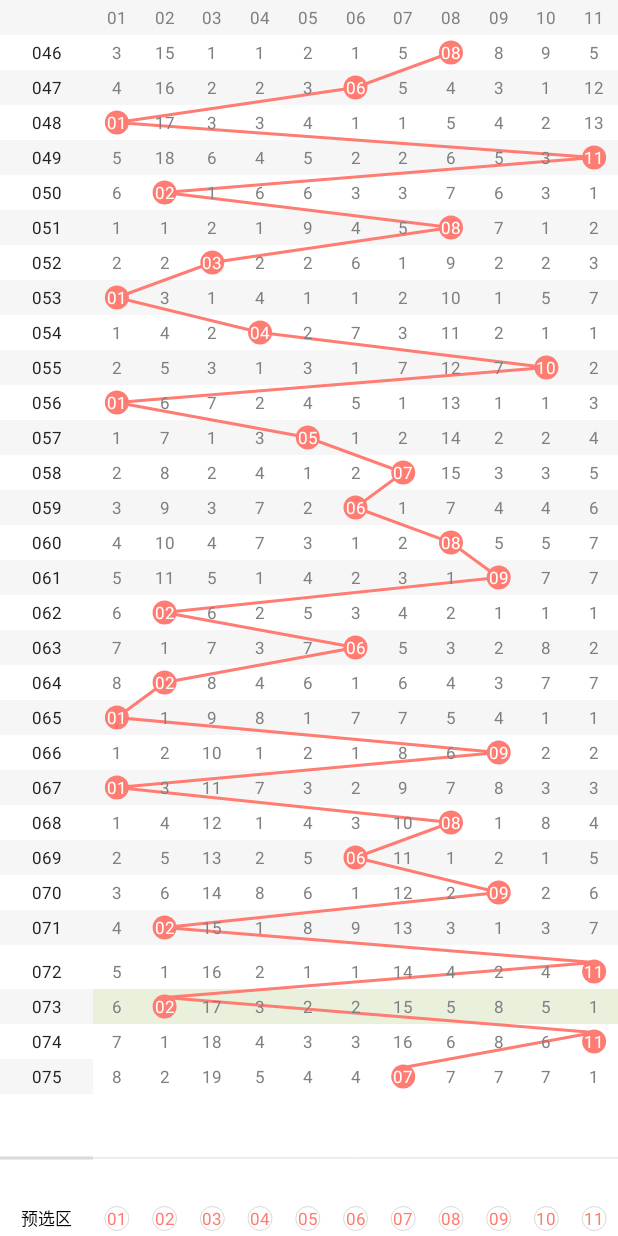
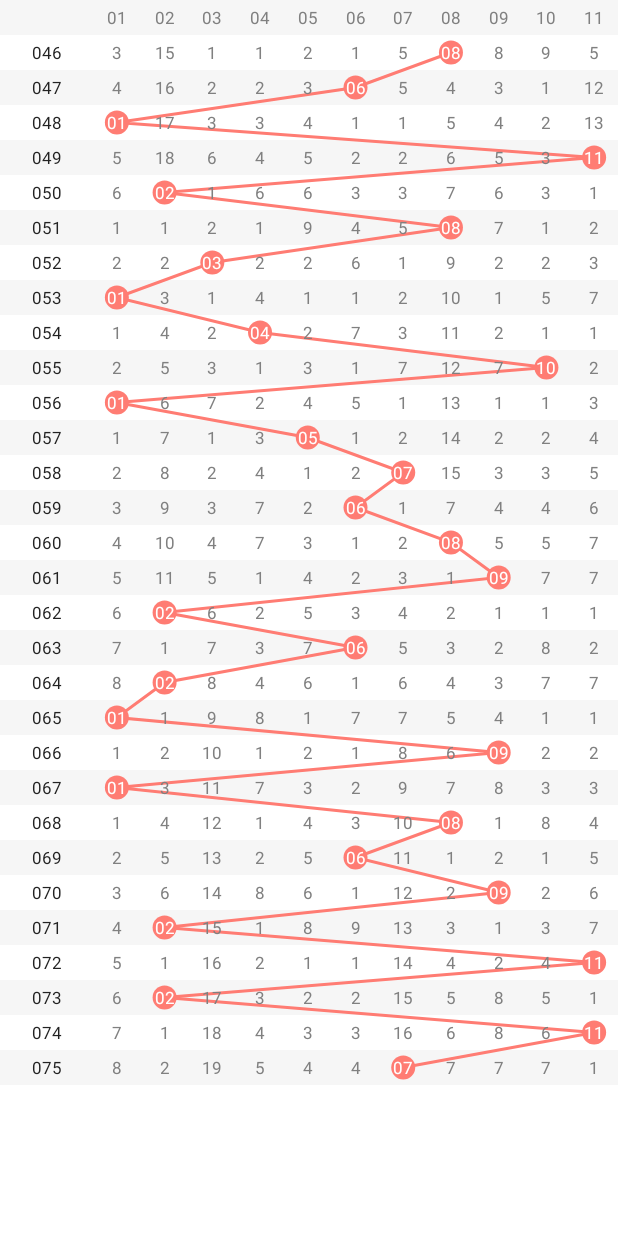
Before and after one commit to Liberations/LotteryThread, an Android app: the screen it shows after launch (GaoPinActivity), on a phone screen of 412 x 824 dp. Run offline under Robolectric (Android 15) with nearby library versions, the phone set to English and light mode, and no system bars.

Commit message:
不需要预选区域

```diff
--- a/app/src/main/java/com/caiyi/ui/GPTrendChart.java
+++ b/app/src/main/java/com/caiyi/ui/GPTrendChart.java
@@ -161,7 +161,7 @@ public class GPTrendChart extends GTrendChart {
             int size = this.mTrendData.size();
             for (int i = 0; i < size; i++) {
                 int i2 = i * this.mYItemHeight;
-                if (i == size - 4) {
+                if (i == size ) {
                     this.mRect.set(0, this.mYItemHeight * i, this.mYItemWidth, (this.mYItemHeight * i) + this.mDivHeight);
                     this.mPaint.setColor(-1);
                     beginRecording.drawRect(this.mRect, this.mPaint);
@@ -170,7 +170,7 @@ public class GPTrendChart extends GTrendChart {
 //                    beginRecording.drawLine(0.0f, (float) i2, (float) this.mYItemWidth, (float) i2, this.mPaint);
 //                    beginRecording.drawLine(0.0f, (float) ((this.mDivHeight + i2) - 1), (float) this.mYItemWidth, (float) ((this.mDivHeight + i2) - 1), this.mPaint);
                     this.mRect.set(0, this.mDivHeight + i2, this.mYItemWidth, (this.mYItemHeight + i2) + this.mDivHeight);
-                } else if (i > size - 4) {
+                } else if (i > size ) {
                     this.mRect.set(0, this.mDivHeight + i2, this.mYItemWidth, (this.mYItemHeight + i2) + this.mDivHeight);
                 } else {
                     this.mRect.set(0, i2, this.mYItemWidth, this.mYItemHeight + i2);
@@ -288,6 +288,7 @@ public class GPTrendChart extends GTrendChart {
      * 画Xbottom
      */
     public void drawXBottom() {
+        if(true)return;
         int i = 1;
         float i2 = this.mXItemWidth * this.redCount;
         int i3 = this.mXItemHeight + this.mBottomMargin;
@@ -340,7 +341,7 @@ public class GPTrendChart extends GTrendChart {
             int i4 = i * this.mXItemHeight;
             if (i != size) {
                 //如果不包含平均遗漏等  画横线
-                if (i < size - 4) {
+                if (i < size ) {
                     this.mRect.set(0, i4, i2, this.mXItemHeight + i4);
                     if (i % 2 == 0) {
                         this.mPaint.setColor(-1);
@@ -355,7 +356,7 @@ public class GPTrendChart extends GTrendChart {
                 } else {
                     //画平均遗漏等数据
                     this.mRect.set(0, this.mDivHeight + i4, i2, (i4 + this.mDivHeight) + this.mXItemHeight);
-                    if (i == (size - 4) + 1) {
+                    if (i == (size ) + 1) {
                         this.mPaint.setColor(this.mCAvgYilouBg);
                     } else if (i == size - 1) {
                         this.mPaint.setColor(this.mCLianchuBg);
@@ -379,7 +380,7 @@ public class GPTrendChart extends GTrendChart {
 //                beginRecording.drawLine((float) i5, 0.0f, (float) i5, (float) size2, this.mPaint);
             }
         }
-        i = (size - 4) * this.mXItemHeight;
+        i = (size ) * this.mXItemHeight;
         this.mPaint.setColor(-1);
         //画垂直方向的空白的矩形（与平均遗漏）
         this.mRect.set(0, i, i2, this.mDivHeight + i);
@@ -408,7 +409,7 @@ public class GPTrendChart extends GTrendChart {
             //如果数据有空的情况
             if (TextUtils.isEmpty(trendData.getRed())) {
                 int i8 = this.mXItemHeight * i6;
-                    if (i6 >= i - 4) {
+                    if (i6 >= i ) {
                     i8 += this.mDivHeight;
                 }
                 this.mRect.set(0, i8, getDisplayWidth(this.mTrendView.getContext()), this.mXItemHeight + i8);
@@ -417,7 +418,7 @@ public class GPTrendChart extends GTrendChart {
             } else {
                 String[] split = trendData.getRed().split(",");
                 int i8 = this.mXItemHeight * i6;
-                if (i6 >= i - 4) {
+                if (i6 >= i ) {
                     i8 += this.mDivHeight;
                 }
                 for (i7 = 0; i7 < split.length; i7++) {
--- a/app/src/main/java/com/caiyi/ui/GTrendChart.java
+++ b/app/src/main/java/com/caiyi/ui/GTrendChart.java
@@ -170,9 +170,9 @@ public abstract class GTrendChart implements ITrendChart {
             drawXTop();
             drawLeftTop();
             drawY();
-            drawXBottom();
+//            drawXBottom();
             drawContent();
-            drawLeftBottom();
+//            drawLeftBottom();
             this.mInitOk = true;
         }
     }
```
